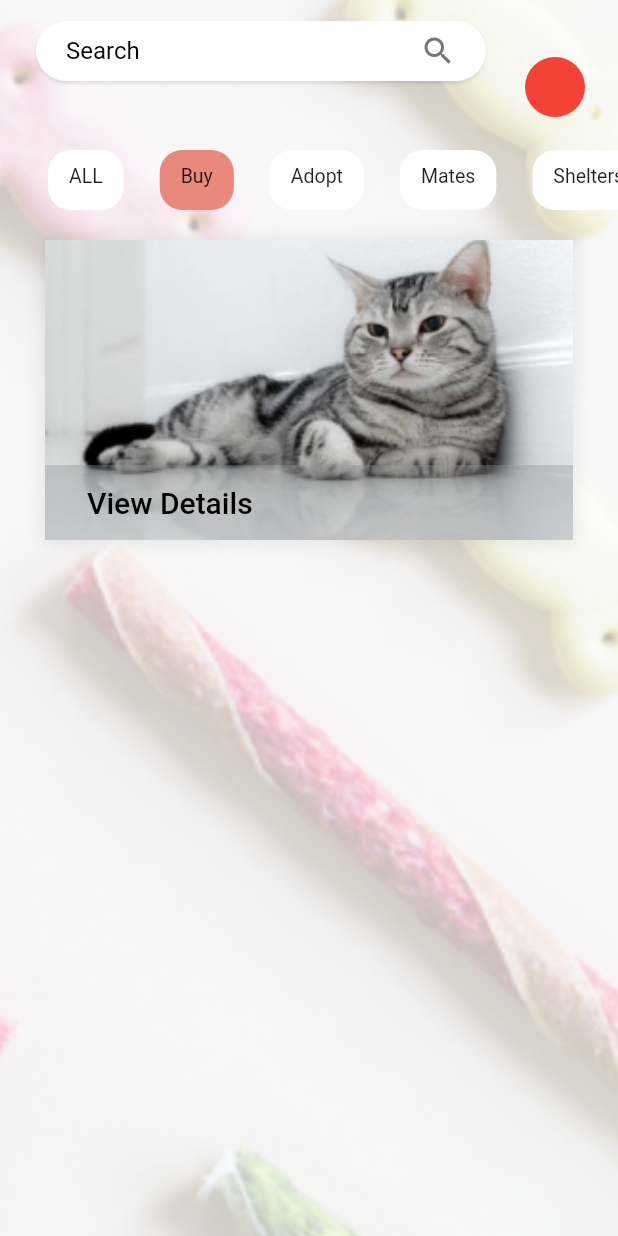
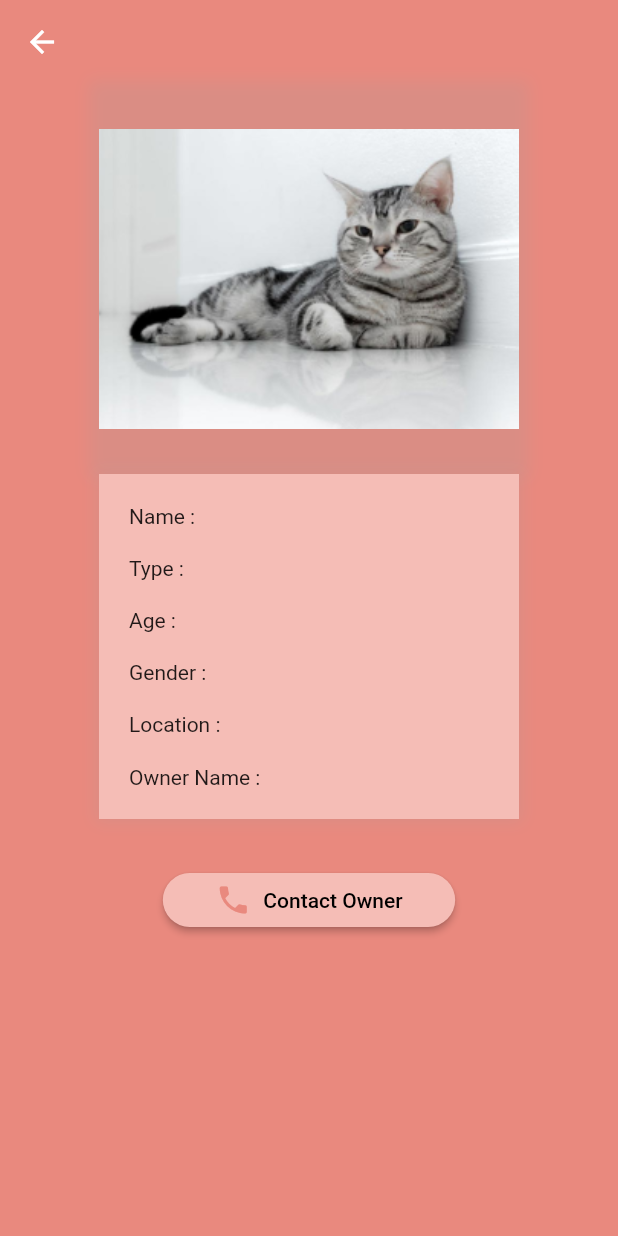
Before and after one commit to AhmedSh4hien/pettopia, a Flutter app: the screen it shows after launch, after a tap on "Buy", after a tap on "View Details", on a phone screen of 412 x 824 dp. Run offline on Flutter 3.47's test engine with Material 2 defaults, Android fonts, the phone set to English and light mode, and no system bars; drawn by our look-alikes of material_floating_search_bar; our stand-ins replace flutter_rating_bar; missing offline and left inert: flutter_card_swipper.

Commit message:
added missing screens

```diff
--- a/lib/main.dart
+++ b/lib/main.dart
@@ -1,5 +1,6 @@
 import 'package:flutter/material.dart';
 import 'package:pettopia/screens/home/home_screen.dart';
+
 // import 'package:pettopia/screens/profile/profile_screen.dart';
 
 // import 'package:pettopia/screens/login/main_screen.dart';
--- a/lib/screens/home/home_screen.dart
+++ b/lib/screens/home/home_screen.dart
@@ -22,7 +22,9 @@ class _HomeScreenState extends State<HomeScreen> {
   List<Widget> vetPosts = [];
 
   List<Widget> posts = [
-    PostingForm(tap: () {},),
+    PostingForm(
+      tap: () {},
+    ),
     PostBubble(
       text: "one two three four",
       hours: 1,
@@ -68,13 +70,14 @@ class _HomeScreenState extends State<HomeScreen> {
 
   @override
   Widget build(BuildContext context) {
-    return Scaffold(
-      body: Container(
-        decoration: BoxDecoration(
-          image: DecorationImage(
-              image: AssetImage('assets/images/HomeBG.png'), fit: BoxFit.cover),
-        ),
-        child: Stack(
+    return Container(
+      decoration: BoxDecoration(
+        image: DecorationImage(
+            image: AssetImage('assets/images/HomeBG.png'), fit: BoxFit.cover),
+      ),
+      child: Scaffold(
+        backgroundColor: Colors.transparent,
+        body: Stack(
           children: [
             Container(
               padding: EdgeInsets.only(top: 100, left: 20),
--- /dev/null
+++ b/lib/screens/pet_details_screen.dart
@@ -0,0 +1,98 @@
+import 'package:flutter/material.dart';
+import 'package:pettopia/data/constants.dart';
+
+
+class PetDetailsScreen extends StatelessWidget {
+  @override
+  Widget build(BuildContext context) {
+    return Scaffold(
+      appBar: AppBar(
+        backgroundColor: Colors.transparent,
+        brightness: Brightness.light,
+        elevation: 0,
+        leading: IconButton(
+          icon: Icon(
+            Icons.arrow_back,
+            color: Colors.white,
+          ),
+          onPressed: () {
+            Navigator.pop(context);
+          },
+        ),
+      ),
+      backgroundColor: Color(0xffE9897E),
+      body: ListView(
+        children: [
+          Container(
+            color: Color(0xffE9897E),
+            child: Center(
+              child: Column(
+                crossAxisAlignment: CrossAxisAlignment.center,
+                children: [
+                  Container(
+                    padding: EdgeInsets.symmetric(vertical: 30, horizontal: 5),
+                    decoration: BoxDecoration(
+                      boxShadow: [kBoxShadow],
+                    ),
+                    child: Image.asset(
+                      'assets/images/pet.png',
+                      height: 200,
+                      width: 280,
+                      fit: BoxFit.fill,
+                    ),
+                  ),
+                  Container(
+                    padding: EdgeInsets.symmetric(vertical: 20),
+                    width: 280,
+                    height: 230,
+                    decoration: BoxDecoration(
+                      boxShadow: [kBoxShadow],
+                      color: Color(0xffF5BDB6),
+                    ),
+                    child: Container(
+                      margin: EdgeInsets.symmetric(horizontal: 20),
+                      child: Column(
+                        mainAxisAlignment: MainAxisAlignment.spaceBetween,
+                        crossAxisAlignment: CrossAxisAlignment.start,
+                        children: [
+                          Text("Name : "),
+                          Text("Type : "),
+                          Text("Age : "),
+                          Text("Gender : "),
+                          Text("Location : "),
+                          Text("Owner Name : "),
+                        ],
+                      ),
+                    ),
+                  ),
+                  Padding(
+                    padding: const EdgeInsets.symmetric(vertical: 30),
+                    child: ElevatedButton.icon(
+                      icon: Icon(Icons.phone,
+                      color: Color(0xffE9897E),),
+                      style: ElevatedButton.styleFrom(
+                        primary: Color(0xffF5BDB6),
+                        padding:
+                            EdgeInsets.symmetric(vertical: 5, horizontal: 35),
+                        shape: new RoundedRectangleBorder(
+                          borderRadius: new BorderRadius.circular(30),
+                        ),
+                      ),
+                      onPressed: () {},
+                      label: Text(
+                        "Contact Owner",
+                        style: TextStyle(
+                          color: Colors.black,
+                        ),
+                      ),
+                    ),
+                  ),
+                ],
+              ),
+            ),
+          ),
+        ],
+      ),
+    );
+  }
+}
--- a/lib/widgets/home_widgets/pet_details.dart
+++ b/lib/widgets/home_widgets/pet_details.dart
@@ -1,5 +1,6 @@
 import 'package:flutter/material.dart';
 import 'package:pettopia/data/constants.dart';
+import 'package:pettopia/screens/pet_details_screen.dart';
 
 class PetDetails extends StatelessWidget {
 
@@ -26,7 +27,10 @@ class PetDetails extends StatelessWidget {
             Padding(
               padding: const EdgeInsets.only(left: 20),
               child: TextButton(
-                onPressed: () {},
+                onPressed: () {Navigator.push(
+                            context,
+                            MaterialPageRoute(
+                                builder: (context) => PetDetailsScreen()));},
                 child: Text(
                   'View Details',
                   textAlign: TextAlign.left,
```
Also changed, not shown: lib/screens/profile/add_pet_screen.dart (added, +110 -0 lines), lib/screens/profile/profile_screen.dart (+13 -1 lines), lib/screens/profile/sell_buy_screen.dart (added, +104 -0 lines), lib/screens/profile/user_adopt_screen.dart (added, +116 -0 lines), lib/screens/profile/user_sell_screen.dart (added, +119 -0 lines), lib/widgets/white_button.dart (+8 -10 lines), lib/widgets/white_textfield.dart (line endings or trailing spaces).
